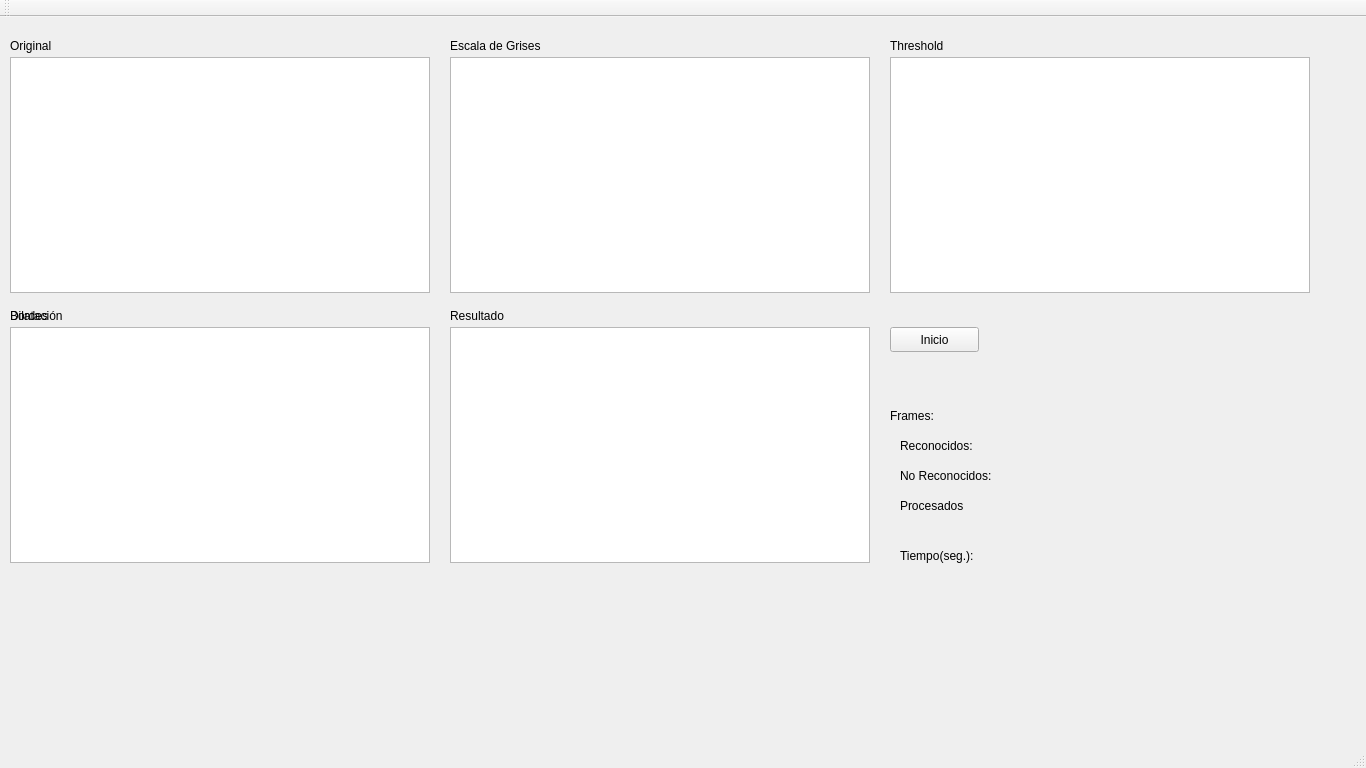
This is CalibracionQt/mainwindow.ui in joshjo/computer-vision as Qt 5 draws it before an edit. The edited form follows.
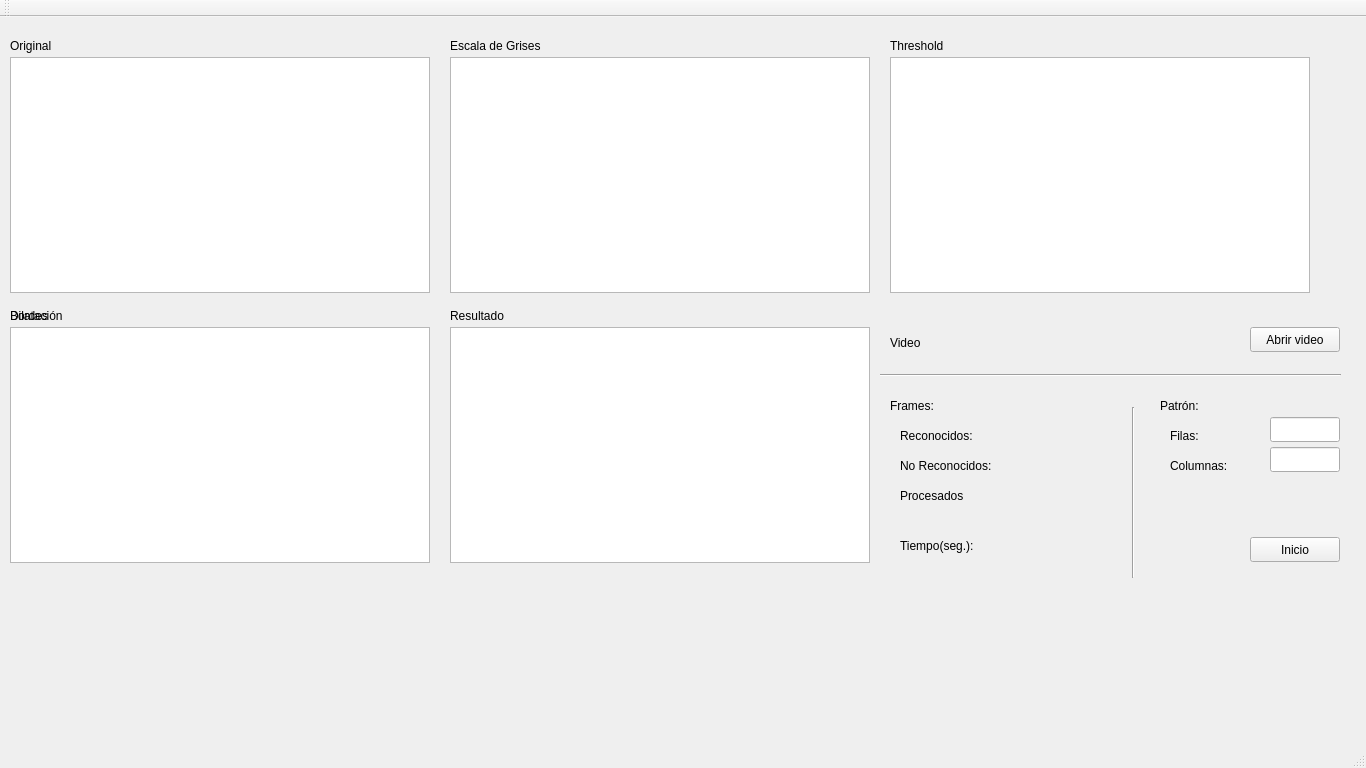
This is the edited form.

Diff of the .ui file:
```diff
--- a/CalibracionQt/mainwindow.ui
+++ b/CalibracionQt/mainwindow.ui
@@ -132,9 +132,9 @@
    <widget class="QPushButton" name="pushButton">
     <property name="geometry">
      <rect>
-      <x>890</x>
-      <y>310</y>
-      <width>89</width>
+      <x>1250</x>
+      <y>520</y>
+      <width>90</width>
       <height>25</height>
      </rect>
     </property>
@@ -169,7 +169,7 @@
     <property name="geometry">
      <rect>
       <x>900</x>
-      <y>530</y>
+      <y>520</y>
       <width>91</width>
       <height>17</height>
      </rect>
@@ -182,7 +182,7 @@
     <property name="geometry">
      <rect>
       <x>1000</x>
-      <y>530</y>
+      <y>520</y>
       <width>101</width>
       <height>17</height>
      </rect>
@@ -198,7 +198,7 @@
     <property name="geometry">
      <rect>
       <x>890</x>
-      <y>390</y>
+      <y>380</y>
       <width>91</width>
       <height>17</height>
      </rect>
@@ -211,7 +211,7 @@
     <property name="geometry">
      <rect>
       <x>1020</x>
-      <y>480</y>
+      <y>470</y>
       <width>101</width>
       <height>17</height>
      </rect>
@@ -227,7 +227,7 @@
     <property name="geometry">
      <rect>
       <x>900</x>
-      <y>420</y>
+      <y>410</y>
       <width>111</width>
       <height>17</height>
      </rect>
@@ -240,7 +240,7 @@
     <property name="geometry">
      <rect>
       <x>900</x>
-      <y>450</y>
+      <y>440</y>
       <width>121</width>
       <height>17</height>
      </rect>
@@ -253,7 +253,7 @@
     <property name="geometry">
      <rect>
       <x>900</x>
-      <y>480</y>
+      <y>470</y>
       <width>111</width>
       <height>17</height>
      </rect>
@@ -266,7 +266,7 @@
     <property name="geometry">
      <rect>
       <x>1020</x>
-      <y>450</y>
+      <y>440</y>
       <width>101</width>
       <height>17</height>
      </rect>
@@ -282,7 +282,7 @@
     <property name="geometry">
      <rect>
       <x>1020</x>
-      <y>420</y>
+      <y>410</y>
       <width>101</width>
       <height>17</height>
      </rect>
@@ -294,6 +294,117 @@
      <string/>
     </property>
    </widget>
+   <widget class="QPushButton" name="btnAbrir">
+    <property name="geometry">
+     <rect>
+      <x>1250</x>
+      <y>310</y>
+      <width>90</width>
+      <height>25</height>
+     </rect>
+    </property>
+    <property name="text">
+     <string>Abrir video</string>
+    </property>
+   </widget>
+   <widget class="QLabel" name="lblVideo">
+    <property name="geometry">
+     <rect>
+      <x>890</x>
+      <y>310</y>
+      <width>331</width>
+      <height>31</height>
+     </rect>
+    </property>
+    <property name="text">
+     <string>Video</string>
+    </property>
+   </widget>
+   <widget class="QLabel" name="label_12">
+    <property name="geometry">
+     <rect>
+      <x>1160</x>
+      <y>380</y>
+      <width>91</width>
+      <height>17</height>
+     </rect>
+    </property>
+    <property name="text">
+     <string>Patrón:</string>
+    </property>
+   </widget>
+   <widget class="Line" name="line">
+    <property name="geometry">
+     <rect>
+      <x>1123</x>
+      <y>390</y>
+      <width>20</width>
+      <height>171</height>
+     </rect>
+    </property>
+    <property name="orientation">
+     <enum>Qt::Vertical</enum>
+    </property>
+   </widget>
+   <widget class="QLabel" name="label_13">
+    <property name="geometry">
+     <rect>
+      <x>1170</x>
+      <y>410</y>
+      <width>41</width>
+      <height>17</height>
+     </rect>
+    </property>
+    <property name="text">
+     <string>Filas:</string>
+    </property>
+   </widget>
+   <widget class="QLabel" name="label_14">
+    <property name="geometry">
+     <rect>
+      <x>1170</x>
+      <y>440</y>
+      <width>81</width>
+      <height>17</height>
+     </rect>
+    </property>
+    <property name="text">
+     <string>Columnas:</string>
+    </property>
+   </widget>
+   <widget class="QLineEdit" name="txtFilas">
+    <property name="geometry">
+     <rect>
+      <x>1270</x>
+      <y>400</y>
+      <width>70</width>
+      <height>25</height>
+     </rect>
+    </property>
+   </widget>
+   <widget class="QLineEdit" name="txtColumnas">
+    <property name="geometry">
+     <rect>
+      <x>1270</x>
+      <y>430</y>
+      <width>70</width>
+      <height>25</height>
+     </rect>
+    </property>
+   </widget>
+   <widget class="Line" name="line_2">
+    <property name="geometry">
+     <rect>
+      <x>880</x>
+      <y>350</y>
+      <width>461</width>
+      <height>16</height>
+     </rect>
+    </property>
+    <property name="orientation">
+     <enum>Qt::Horizontal</enum>
+    </property>
+   </widget>
   </widget>
   <widget class="QMenuBar" name="menuBar">
    <property name="geometry">
```
